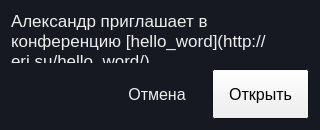
Old version of the form popup.ui in the repository alex-eri/meetagent.
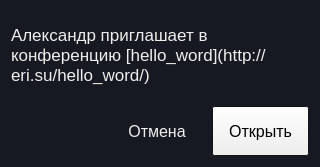
New version of the form. Icons and pictures are not drawn.

Diff of the .ui file:
```diff
--- a/popup.ui
+++ b/popup.ui
@@ -10,7 +10,7 @@
     <x>0</x>
     <y>0</y>
     <width>320</width>
-    <height>130</height>
+    <height>167</height>
    </rect>
   </property>
   <property name="sizePolicy">
@@ -341,7 +341,7 @@
      <item>
       <widget class="QPushButton" name="pushCancel">
        <property name="sizePolicy">
-        <sizepolicy hsizetype="MinimumExpanding" vsizetype="MinimumExpanding">
+        <sizepolicy hsizetype="MinimumExpanding" vsizetype="Fixed">
          <horstretch>0</horstretch>
          <verstretch>0</verstretch>
         </sizepolicy>
@@ -377,7 +377,7 @@
      <item>
       <widget class="QPushButton" name="pushOpen">
        <property name="sizePolicy">
-        <sizepolicy hsizetype="MinimumExpanding" vsizetype="Preferred">
+        <sizepolicy hsizetype="MinimumExpanding" vsizetype="Fixed">
          <horstretch>0</horstretch>
          <verstretch>0</verstretch>
         </sizepolicy>
```
Left out of the diff: 2 changed lines with no effect on the pictures.
